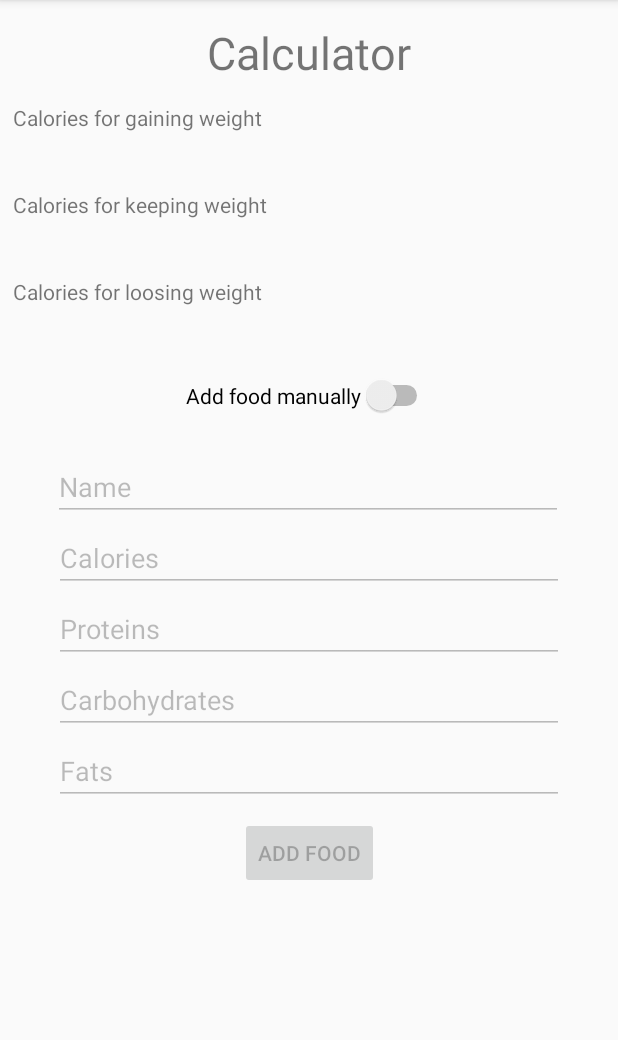
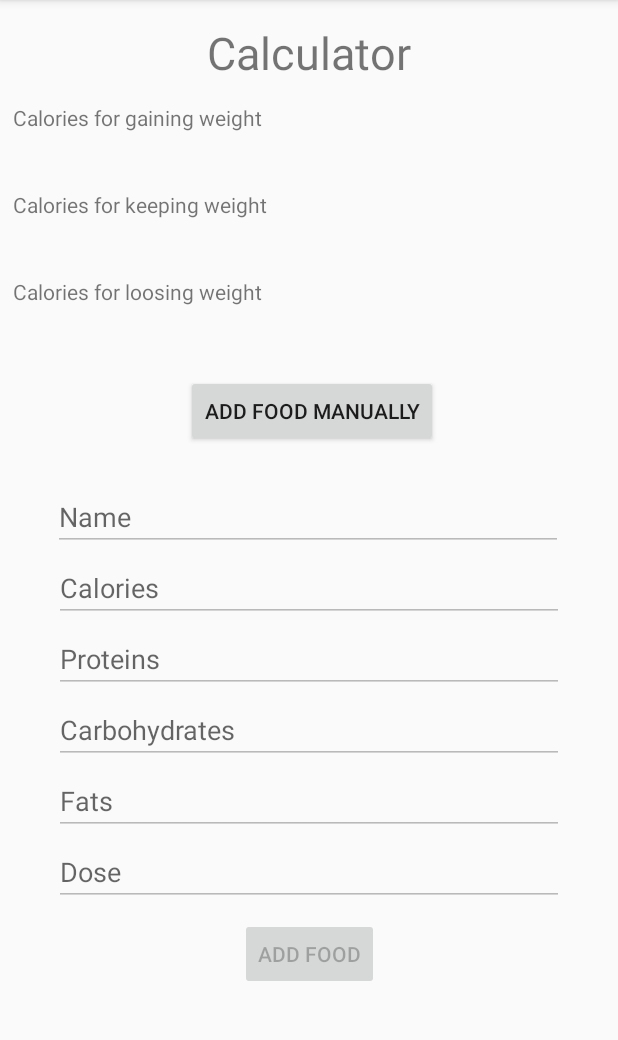
Before and after one commit to Kelayn/Sentient-Eye.CPFC, an Android app: the fragment CalculatorFragment placed in its activity, on a phone screen of 412 x 824 dp, the part 84-1124 px from its top. Run offline under Robolectric (Android 15) with nearby library versions, the phone set to English and light mode, and no system bars.

Commit message:
DB rewritten

```diff
--- a/app/src/main/java/com/example/sentient_eyecpfc/CalculatorFragment.java
+++ b/app/src/main/java/com/example/sentient_eyecpfc/CalculatorFragment.java
@@ -1,25 +1,29 @@
 package com.example.sentient_eyecpfc;
 
+import android.graphics.Color;
 import android.os.Bundle;
 import androidx.annotation.NonNull;
 import androidx.annotation.Nullable;
 import androidx.fragment.app.Fragment;
+
+import android.util.Log;
 import android.view.LayoutInflater;
 import android.view.View;
 import android.view.ViewGroup;
 import android.widget.Button;
-import android.widget.CompoundButton;
-import android.widget.Switch;
 import android.widget.TextView;
+import com.example.sentient_eyecpfc.Database.DatabaseUsage;
 
 public class CalculatorFragment extends Fragment {
-    private Switch mSwitch;
+    private Button mAddButton;
+    private Button mAddFoodManButton;
     private TextView mFats;
     private TextView mProts;
     private TextView mCBH;
     private TextView mCals;
     private TextView mName;
-    private Button mButton;
+    private TextView mDose;
+
 
 
     @Nullable
@@ -27,33 +31,65 @@ public class CalculatorFragment extends Fragment {
     public View onCreateView(@NonNull LayoutInflater inflater, @Nullable ViewGroup container, @Nullable Bundle savedInstanceState) {
 
         View view = inflater.inflate(R.layout.fragment_calculator, container, false);
-        mSwitch = view.findViewById(R.id.switch1);
+        DatabaseUsage dbUse = new DatabaseUsage(this.getContext());
+        mAddButton = view.findViewById(R.id.addFoodBtn);
         mCals = view.findViewById(R.id.caloriesText);
         mFats = view.findViewById(R.id.fatText);
         mProts = view.findViewById(R.id.protText);
         mCBH = view.findViewById(R.id.CBHText);
         mName = view.findViewById(R.id.nameText);
-        mButton = view.findViewById(R.id.button3);
-        mSwitch.setOnCheckedChangeListener(new CompoundButton.OnCheckedChangeListener() {
+        mDose = view.findViewById(R.id.doseText);
+        mAddFoodManButton = view.findViewById(R.id.addFoodManButton);
+        mAddButton.setOnClickListener(v -> {
+            mAddButton.setText("ТЫ НАЖАЛ МЕНЯ");
+            toggleFields();
+        });
+        mAddFoodManButton.setOnClickListener(v -> {
 
-            @Override
-            public void onCheckedChanged(CompoundButton buttonView, boolean isChecked) {
-                if (isChecked) {
-                    toggleSwitch();
-                } else {
-
-                }
+            Boolean isFilled = true;
+            if(mName.getText().toString().matches("")) {
+                mName.setBackgroundColor(Color.parseColor("#B00020"));
+                isFilled = false;
             }
+            if(mCals.getText().toString().matches("")) {
+                mCals.setBackgroundColor(Color.parseColor("#B00020"));
+                isFilled = false;
+            }
+            if(mProts.getText().toString().matches("")) {
+                mProts.setBackgroundColor(Color.parseColor("#B00020"));
+                isFilled = false;
+            }
+            if(mCBH.getText().toString().matches("")) {
+                mCBH.setBackgroundColor(Color.parseColor("#B00020"));
+                isFilled = false;
+            }
+            if(mFats.getText().toString().matches("")) {
+                mFats.setBackgroundColor(Color.parseColor("#B00020"));
+                isFilled = false;
+            }
+            if(mDose.getText().toString().matches("")) {
+                mDose.setBackgroundColor(Color.parseColor("#B00020"));
+                isFilled = false;
+            }
+            if (!isFilled) return;
+            Long logVar;
+            logVar = dbUse.setProduct(
+                    mName.getText().toString(),
+                    Double.parseDouble(mCals.getText().toString()), Double.parseDouble(mProts.getText().toString()),
+                    Double.parseDouble(mFats.getText().toString()), Double.parseDouble(mCBH.getText().toString()),
+                    Double.parseDouble(mDose.getText().toString()));
+            Log.println(4,"insert", logVar.toString());
+            toggleFields();
         });
         return inflater.inflate(R.layout.fragment_calculator, container, false);
     }
 
-    public void toggleSwitch() {
+    public void toggleFields() {
         mFats.setEnabled(!mFats.isEnabled());
         mProts.setEnabled(!mProts.isEnabled());
         mCBH.setEnabled(!mCBH.isEnabled());
         mCals.setEnabled(!mCals.isEnabled());
         mName.setEnabled(!mName.isEnabled());
-        mButton.setEnabled(!mButton.isEnabled());
+        mAddFoodManButton.setEnabled(!mAddFoodManButton.isEnabled());
     }
 }
--- /dev/null
+++ b/app/src/main/java/com/example/sentient_eyecpfc/Database/DatabaseUsage.java
@@ -0,0 +1,61 @@
+package com.example.sentient_eyecpfc.Database;
+import android.content.ContentValues;
+import android.content.Context;
+import android.database.Cursor;
+import android.database.SQLException;
+import android.database.sqlite.SQLiteDatabase;
+
+
+import com.example.sentient_eyecpfc.DatabaseHelper;
+import java.io.IOException;
+
+public class DatabaseUsage {
+    public static DatabaseHelper mDBHelper;    //Обязательные переменные
+    public static SQLiteDatabase mDb;          //Обязательные переменные
+    public DatabaseUsage(Context context){
+        //Обязательный блок для работы функций
+        mDBHelper = new DatabaseHelper(context);
+        try {
+            mDBHelper.updateDataBase();
+        } catch (IOException mIOException) {
+            throw new Error("UnableToUpdateDatabase");
+        }
+        try {
+            mDb = mDBHelper.getWritableDatabase();
+        } catch (SQLException mSQLException) {
+            throw mSQLException;
+        }
+    }
+    // Функция добавления количества съеденного продуктаю На входе имя и количество
+    public void changeProduct(String Name, int value) {
+
+        ContentValues values1 = new ContentValues();
+        values1.put("dose", value);
+        mDb.update("Product", values1, "Name=?", new String[] {Name});
+
+    }
+    // Функция добавления продукта в бд
+    public long setProduct(String Name, Double Calories, Double Protein, Double Fat, Double Carbohydrates, Double dose) {
+        int tmp = 0;
+        Cursor cursor = mDb.rawQuery("SELECT * FROM Product", null);
+        cursor.moveToFirst();
+        while (!cursor.isAfterLast()) {
+            tmp = cursor.getInt(0);
+            cursor.moveToNext();
+        }
+        cursor.close();
+
+        ContentValues values = new ContentValues();
+        values.put("id_prod", tmp + 1);
+        values.put("Name", Name);
+        values.put("Calories", Calories);
+        values.put("Protein", Protein);
+        values.put("Fat", Fat);
+        values.put("CH", Carbohydrates);
+        values.put("dose", dose);
+        values.put("date", String.valueOf(android.text.format.DateFormat.format("dd-MM-yyyy", new java.util.Date())));
+
+        return mDb.insert("Product", null, values);
+    }
+
+}
--- a/app/src/main/res/layout/fragment_calculator.xml
+++ b/app/src/main/res/layout/fragment_calculator.xml
@@ -144,8 +144,8 @@
             android:layout_height="match_parent" />
     </TableLayout>
 
-    <Switch
-        android:id="@+id/switch1"
+    <Button
+        android:id="@+id/addFoodBtn"
         android:layout_width="wrap_content"
         android:layout_height="wrap_content"
         android:layout_marginStart="116dp"
@@ -164,13 +164,13 @@
         android:layout_marginBottom="8dp"
         android:ems="10"
         android:enabled="false"
+        android:hint="@string/name"
         android:inputType="textPersonName"
-        android:text="Name"
         app:layout_constraintBottom_toBottomOf="@+id/tableLayout"
         app:layout_constraintEnd_toEndOf="parent"
         app:layout_constraintHorizontal_bias="0.49"
         app:layout_constraintStart_toStartOf="parent"
-        app:layout_constraintTop_toBottomOf="@+id/switch1"
+        app:layout_constraintTop_toBottomOf="@+id/addFoodBtn"
         app:layout_constraintVertical_bias="0.053" />
 
     <EditText
@@ -182,8 +182,8 @@
         android:layout_marginEnd="8dp"
         android:ems="10"
         android:enabled="false"
+        android:hint="@string/calories"
         android:inputType="textPersonName"
-        android:text="Calories"
         app:layout_constraintEnd_toEndOf="parent"
         app:layout_constraintStart_toStartOf="parent"
         app:layout_constraintTop_toBottomOf="@+id/nameText" />
@@ -197,8 +197,8 @@
         android:layout_marginEnd="8dp"
         android:ems="10"
         android:enabled="false"
+        android:hint="@string/proteins"
         android:inputType="textPersonName"
-        android:text="Proteins"
         app:layout_constraintEnd_toEndOf="parent"
         app:layout_constraintStart_toStartOf="parent"
         app:layout_constraintTop_toBottomOf="@+id/caloriesText" />
@@ -212,8 +212,8 @@
         android:layout_marginEnd="8dp"
         android:ems="10"
         android:enabled="false"
+        android:hint="@string/carbohydrates"
         android:inputType="textPersonName"
-        android:text="Carbohydrates"
         app:layout_constraintEnd_toEndOf="parent"
         app:layout_constraintStart_toStartOf="parent"
         app:layout_constraintTop_toBottomOf="@+id/protText" />
@@ -227,14 +227,14 @@
         android:layout_marginEnd="8dp"
         android:ems="10"
         android:enabled="false"
+        android:hint="@string/fats"
         android:inputType="textPersonName"
-        android:text="Fats"
         app:layout_constraintEnd_toEndOf="parent"
         app:layout_constraintStart_toStartOf="parent"
         app:layout_constraintTop_toBottomOf="@+id/CBHText" />
 
     <Button
-        android:id="@+id/button3"
+        android:id="@+id/addFoodManButton"
         android:layout_width="wrap_content"
         android:layout_height="wrap_content"
         android:layout_marginStart="8dp"
@@ -244,6 +244,22 @@
         android:text="Add food"
         app:layout_constraintEnd_toEndOf="parent"
         app:layout_constraintStart_toStartOf="parent"
+        app:layout_constraintTop_toBottomOf="@+id/doseText" />
+
+    <EditText
+        android:id="@+id/doseText"
+        android:layout_width="340dp"
+        android:layout_height="39dp"
+        android:layout_marginStart="8dp"
+        android:layout_marginTop="8dp"
+        android:layout_marginEnd="8dp"
+        android:editable="false"
+        android:ems="10"
+        android:enabled="false"
+        android:hint="@string/dose"
+        android:inputType="textPersonName"
+        app:layout_constraintEnd_toEndOf="parent"
+        app:layout_constraintStart_toStartOf="parent"
         app:layout_constraintTop_toBottomOf="@+id/fatText" />
 
 </androidx.constraintlayout.widget.ConstraintLayout>
--- a/app/src/main/res/values/strings.xml
+++ b/app/src/main/res/values/strings.xml
@@ -16,6 +16,7 @@
     <string name="calories">Calories</string>
     <string name="name">Name</string>
     <string name="code">Code</string>
+    <string name="dose">Dose</string>
     <string name="send_product">Add product to database</string>
 
 
```
Also changed, not shown: app/src/main/java/com/example/sentient_eyecpfc/ScannerFragment.java (+2 -49 lines), app/src/main/assets/kbju.db.
